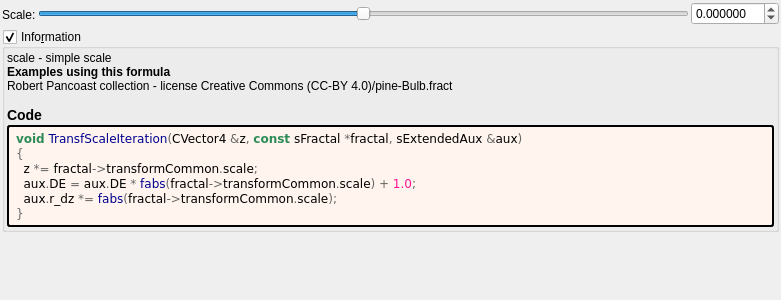
First picture: the form in mandelbulber2/formula/ui/fractal_transf_scale.ui, repository buddhi1980/mandelbulber2, before the edit.
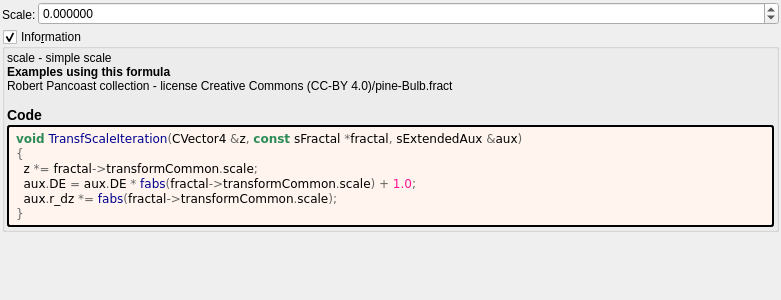
Second picture: the form after the edit. Custom widgets are drawn as their Qt base class.

```diff
--- a/mandelbulber2/formula/ui/fractal_transf_scale.ui
+++ b/mandelbulber2/formula/ui/fractal_transf_scale.ui
@@ -30,11 +30,18 @@
     <number>2</number>
    </property>
    <item>
-    <layout class="QGridLayout" name="gridLayout">
+    <layout class="QGridLayout" name="gridLayout" columnstretch="0,1">
      <property name="spacing">
       <number>2</number>
      </property>
-     <item row="0" column="2">
+     <item row="0" column="0" rowspan="2">
+      <widget class="QLabel" name="label_108">
+       <property name="text">
+        <string>Scale:</string>
+       </property>
+      </widget>
+     </item>
+     <item row="0" column="1">
       <widget class="MyDoubleSpinBox" name="spinbox_transf_scale">
        <property name="sizePolicy">
         <sizepolicy hsizetype="Minimum" vsizetype="Maximum">
@@ -62,38 +69,6 @@
        </property>
       </widget>
      </item>
-     <item row="0" column="1">
-      <widget class="QSlider" name="slider_transf_scale">
-       <property name="sizePolicy">
-        <sizepolicy hsizetype="Expanding" vsizetype="Maximum">
-         <horstretch>0</horstretch>
-         <verstretch>0</verstretch>
-        </sizepolicy>
-       </property>
-       <property name="minimum">
-        <number>-10000000</number>
-       </property>
-       <property name="maximum">
-        <number>10000000</number>
-       </property>
-       <property name="value">
-        <number>0</number>
-       </property>
-       <property name="sliderPosition">
-        <number>0</number>
-       </property>
-       <property name="orientation">
-        <enum>Qt::Horizontal</enum>
-       </property>
-      </widget>
-     </item>
-     <item row="0" column="0" rowspan="2">
-      <widget class="QLabel" name="label_108">
-       <property name="text">
-        <string>Scale:</string>
-       </property>
-      </widget>
-     </item>
     </layout>
    </item>
    <item>
```
Left out of the diff: 3 changed lines with no effect on the pictures.
